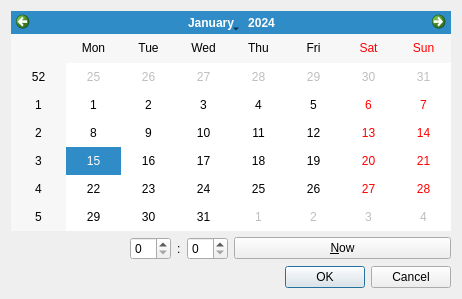
First picture: the form in src/datetimeeditor.ui, repository pasbi/TiRe, before the edit.
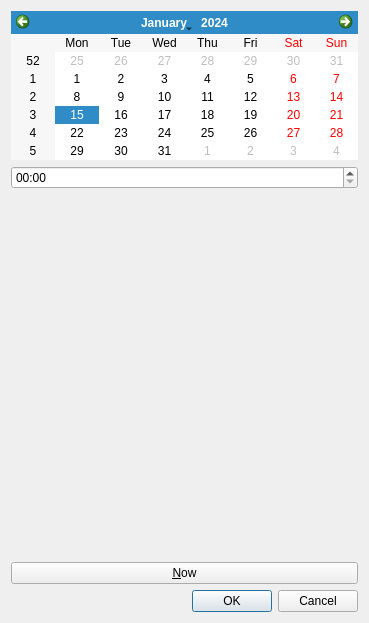
Second picture: the form after the edit. Custom widgets are drawn as their Qt base class.

Diff of the .ui file:
```diff
--- a/src/datetimeeditor.ui
+++ b/src/datetimeeditor.ui
@@ -6,63 +6,35 @@
    <rect>
     <x>0</x>
     <y>0</y>
-    <width>462</width>
-    <height>299</height>
+    <width>369</width>
+    <height>623</height>
    </rect>
   </property>
   <property name="windowTitle">
    <string>DateTimeEditor</string>
   </property>
-  <layout class="QGridLayout" name="gridLayout">
-   <item row="0" column="0" colspan="2">
+  <layout class="QVBoxLayout" name="verticalLayout" stretch="0,0,1,0,0">
+   <item>
     <widget class="QCalendarWidget" name="calendarWidget"/>
    </item>
-   <item row="1" column="0">
-    <layout class="QHBoxLayout" name="horizontalLayout">
-     <item>
-      <spacer name="horizontalSpacer">
-       <property name="orientation">
-        <enum>Qt::Orientation::Horizontal</enum>
-       </property>
-       <property name="sizeHint" stdset="0">
-        <size>
-         <width>40</width>
-         <height>20</height>
-        </size>
-       </property>
-      </spacer>
-     </item>
-     <item>
-      <widget class="LeadingZerosSpinBox" name="sp_h">
-       <property name="maximum">
-        <number>23</number>
-       </property>
-      </widget>
-     </item>
-     <item>
-      <widget class="QLabel" name="label">
-       <property name="text">
-        <string>:</string>
-       </property>
-      </widget>
-     </item>
-     <item>
-      <widget class="LeadingZerosSpinBox" name="sp_m">
-       <property name="maximum">
-        <number>59</number>
-       </property>
-      </widget>
-     </item>
-    </layout>
+   <item>
+    <widget class="QTimeEdit" name="timeEdit">
+     <property name="displayFormat">
+      <string>hh:mm</string>
+     </property>
+    </widget>
    </item>
-   <item row="1" column="1">
+   <item>
+    <widget class="TimeEdit" name="time_edit" native="true"/>
+   </item>
+   <item>
     <widget class="QPushButton" name="pb_now">
      <property name="text">
       <string>&amp;Now</string>
      </property>
     </widget>
    </item>
-   <item row="2" column="1">
+   <item>
     <widget class="QDialogButtonBox" name="buttonBox">
      <property name="standardButtons">
       <set>QDialogButtonBox::StandardButton::Cancel|QDialogButtonBox::StandardButton::Ok</set>
@@ -73,9 +45,10 @@
  </widget>
  <customwidgets>
   <customwidget>
-   <class>LeadingZerosSpinBox</class>
-   <extends>QSpinBox</extends>
-   <header>leadingzerosspinbox.h</header>
+   <class>TimeEdit</class>
+   <extends>QWidget</extends>
+   <header>timeedit.h</header>
+   <container>1</container>
   </customwidget>
  </customwidgets>
  <tabstops>
```
Left out of the diff: 15 changed lines with no effect on the pictures.
